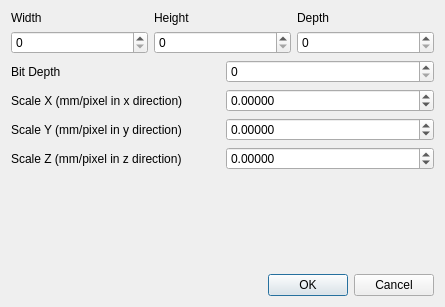
Qt form src/raw_file_details_dlg.ui (jcxz/PGP) before a commit.
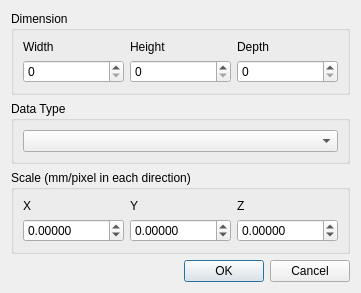
The same form after that commit.

Commit message: Dokonceny dialog na zadanie detailov o datach v raw subore.

The edit to the form file:
```diff
--- a/src/raw_file_details_dlg.ui
+++ b/src/raw_file_details_dlg.ui
@@ -6,14 +6,20 @@
    <rect>
     <x>0</x>
     <y>0</y>
-    <width>445</width>
-    <height>307</height>
+    <width>345</width>
+    <height>278</height>
    </rect>
   </property>
   <property name="windowTitle">
    <string>Dialog</string>
   </property>
-  <layout class="QVBoxLayout" name="verticalLayout">
+  <layout class="QVBoxLayout" name="verticalLayout_3">
+   <item>
+    <widget class="QGroupBox" name="gbDimensions">
+     <property name="title">
+      <string>Dimension</string>
+     </property>
+     <layout class="QVBoxLayout" name="verticalLayout_2">
    <item>
     <layout class="QHBoxLayout" name="horizontalLayout_2">
      <item>
@@ -64,84 +70,83 @@
      </item>
     </layout>
    </item>
-   <item>
-    <layout class="QHBoxLayout" name="horizontalLayout_3">
-     <item>
-      <widget class="QLabel" name="lblBitDepth">
-       <property name="text">
-        <string>Bit Depth</string>
-       </property>
+     </layout>
       </widget>
      </item>
      <item>
-      <widget class="QSpinBox" name="sbBitDepth">
-       <property name="maximum">
-        <number>256</number>
-       </property>
-      </widget>
-     </item>
-    </layout>
+    <widget class="QGroupBox" name="gbDataType">
+     <property name="title">
+      <string>Data Type</string>
+     </property>
+     <layout class="QVBoxLayout" name="verticalLayout_4">
+      <item>
+       <widget class="QComboBox" name="cbDataType"/>
+      </item>
+     </layout>
+    </widget>
    </item>
+   <item>
+    <widget class="QGroupBox" name="gbScale">
+     <property name="title">
+      <string>Scale (mm/pixel in each direction)</string>
+     </property>
+     <layout class="QVBoxLayout" name="verticalLayout">
    <item>
     <layout class="QHBoxLayout" name="horizontalLayout_4">
      <item>
       <widget class="QLabel" name="lblScaleX">
        <property name="text">
-        <string>Scale X (mm/pixel in x direction)</string>
+           <string>X</string>
        </property>
       </widget>
      </item>
-     <item>
-      <widget class="QDoubleSpinBox" name="sbScaleX">
-       <property name="decimals">
-        <number>5</number>
-       </property>
-       <property name="minimum">
-        <double>-10000.000000000000000</double>
-       </property>
-       <property name="maximum">
-        <double>10000.000000000000000</double>
-       </property>
-       <property name="singleStep">
-        <double>0.010000000000000</double>
-       </property>
-      </widget>
-     </item>
-    </layout>
-   </item>
-   <item>
-    <layout class="QHBoxLayout" name="horizontalLayout_5">
      <item>
       <widget class="QLabel" name="lblScaleY">
        <property name="text">
-        <string>Scale Y (mm/pixel in y direction)</string>
+           <string>Y</string>
        </property>
       </widget>
      </item>
-     <item>
-      <widget class="QDoubleSpinBox" name="sbScaleY">
-       <property name="decimals">
-        <number>5</number>
-       </property>
-       <property name="minimum">
-        <double>-10000.000000000000000</double>
-       </property>
-       <property name="maximum">
-        <double>10000.000000000000000</double>
-       </property>
-       <property name="singleStep">
-        <double>0.010000000000000</double>
-       </property>
-      </widget>
-     </item>
-    </layout>
-   </item>
-   <item>
-    <layout class="QHBoxLayout" name="horizontalLayout_6">
      <item>
       <widget class="QLabel" name="lblScaleZ">
        <property name="text">
-        <string>Scale Z (mm/pixel in z direction)</string>
+           <string>Z</string>
+          </property>
+         </widget>
+        </item>
+       </layout>
+      </item>
+      <item>
+       <layout class="QHBoxLayout" name="horizontalLayout_5">
+        <item>
+         <widget class="QDoubleSpinBox" name="sbScaleX">
+          <property name="decimals">
+           <number>5</number>
+          </property>
+          <property name="minimum">
+           <double>-10000.000000000000000</double>
+          </property>
+          <property name="maximum">
+           <double>10000.000000000000000</double>
+          </property>
+          <property name="singleStep">
+           <double>0.010000000000000</double>
+          </property>
+         </widget>
+        </item>
+        <item>
+         <widget class="QDoubleSpinBox" name="sbScaleY">
+          <property name="decimals">
+           <number>5</number>
+          </property>
+          <property name="minimum">
+           <double>-10000.000000000000000</double>
+          </property>
+          <property name="maximum">
+           <double>10000.000000000000000</double>
+          </property>
+          <property name="singleStep">
+           <double>0.010000000000000</double>
        </property>
       </widget>
      </item>
@@ -162,6 +167,9 @@
       </widget>
      </item>
     </layout>
+      </item>
+     </layout>
+    </widget>
    </item>
    <item>
     <spacer name="verticalSpacer">
```
Left out of the diff: 2 changed lines with no effect on the pictures. Lines whose indentation alone changed are shown as unchanged. The commit also changes 2 other files.
